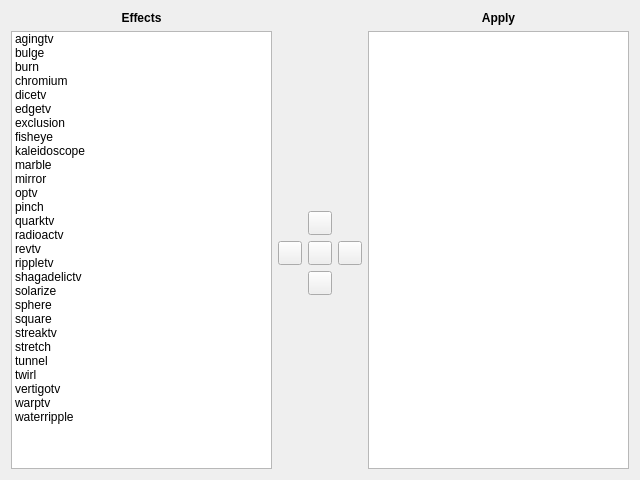
Qt form contents/ui/effects.ui (webcamoid/webcamoid) before a commit.
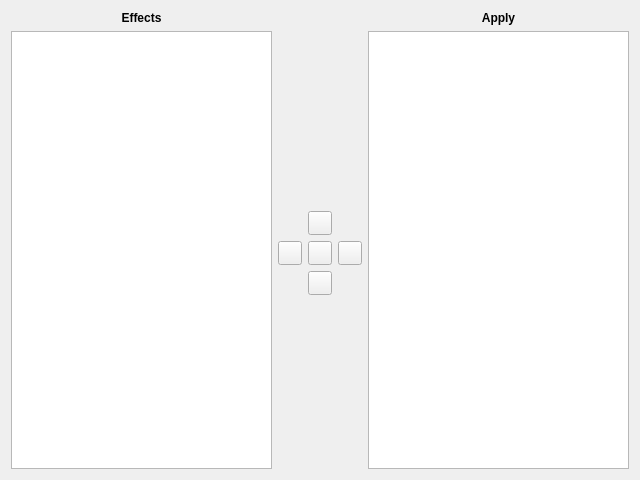
The same form after that commit. Icons and pictures are not drawn.

What changed in the file:
```diff
--- a/contents/ui/effects.ui
+++ b/contents/ui/effects.ui
@@ -56,146 +56,12 @@
      <property name="selectionMode">
       <enum>QAbstractItemView::MultiSelection</enum>
      </property>
-     <item>
-      <property name="text">
-       <string>agingtv</string>
-      </property>
-     </item>
-     <item>
-      <property name="text">
-       <string>bulge</string>
-      </property>
-     </item>
-     <item>
-      <property name="text">
-       <string>burn</string>
-      </property>
-     </item>
-     <item>
-      <property name="text">
-       <string>chromium</string>
-      </property>
-     </item>
-     <item>
-      <property name="text">
-       <string>dicetv</string>
-      </property>
-     </item>
-     <item>
-      <property name="text">
-       <string>edgetv</string>
-      </property>
-     </item>
-     <item>
-      <property name="text">
-       <string>exclusion</string>
-      </property>
-     </item>
-     <item>
-      <property name="text">
-       <string>fisheye</string>
-      </property>
-     </item>
-     <item>
-      <property name="text">
-       <string>kaleidoscope</string>
-      </property>
-     </item>
-     <item>
-      <property name="text">
-       <string>marble</string>
-      </property>
-     </item>
-     <item>
-      <property name="text">
-       <string>mirror</string>
-      </property>
-     </item>
-     <item>
-      <property name="text">
-       <string>optv</string>
-      </property>
-     </item>
-     <item>
-      <property name="text">
-       <string>pinch</string>
-      </property>
-     </item>
-     <item>
-      <property name="text">
-       <string>quarktv</string>
-      </property>
-     </item>
-     <item>
-      <property name="text">
-       <string>radioactv</string>
-      </property>
-     </item>
-     <item>
-      <property name="text">
-       <string>revtv</string>
-      </property>
-     </item>
-     <item>
-      <property name="text">
-       <string>rippletv</string>
-      </property>
-     </item>
-     <item>
-      <property name="text">
-       <string>shagadelictv</string>
-      </property>
-     </item>
-     <item>
-      <property name="text">
-       <string>solarize</string>
-      </property>
-     </item>
-     <item>
-      <property name="text">
-       <string>sphere</string>
-      </property>
-     </item>
-     <item>
-      <property name="text">
-       <string>square</string>
-      </property>
-     </item>
-     <item>
-      <property name="text">
-       <string>streaktv</string>
-      </property>
-     </item>
-     <item>
-      <property name="text">
-       <string>stretch</string>
-      </property>
-     </item>
-     <item>
-      <property name="text">
-       <string>tunnel</string>
-      </property>
-     </item>
-     <item>
-      <property name="text">
-       <string>twirl</string>
-      </property>
-     </item>
-     <item>
-      <property name="text">
-       <string>vertigotv</string>
-      </property>
-     </item>
-     <item>
-      <property name="text">
-       <string>warptv</string>
-      </property>
-     </item>
-     <item>
-      <property name="text">
-       <string>waterripple</string>
-      </property>
-     </item>
+     <property name="iconSize">
+      <size>
+       <width>128</width>
+       <height>96</height>
+      </size>
+     </property>
     </widget>
    </item>
    <item row="1" column="1">
```
Left out of the diff: 6 changed lines with no effect on the pictures.
